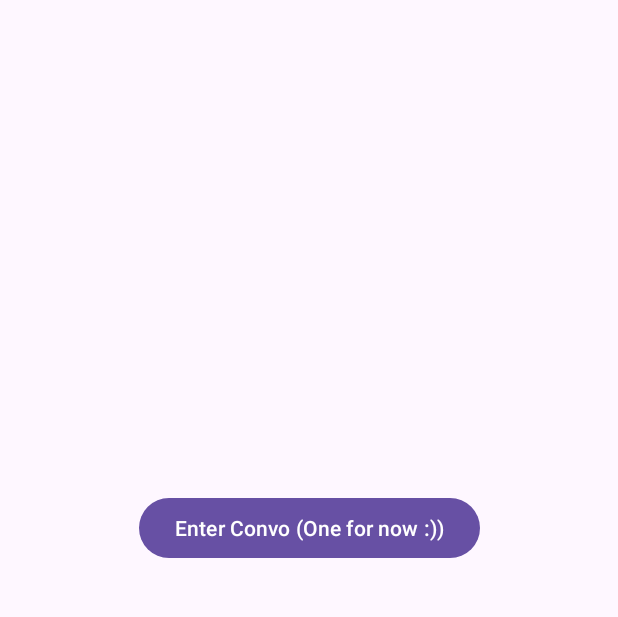
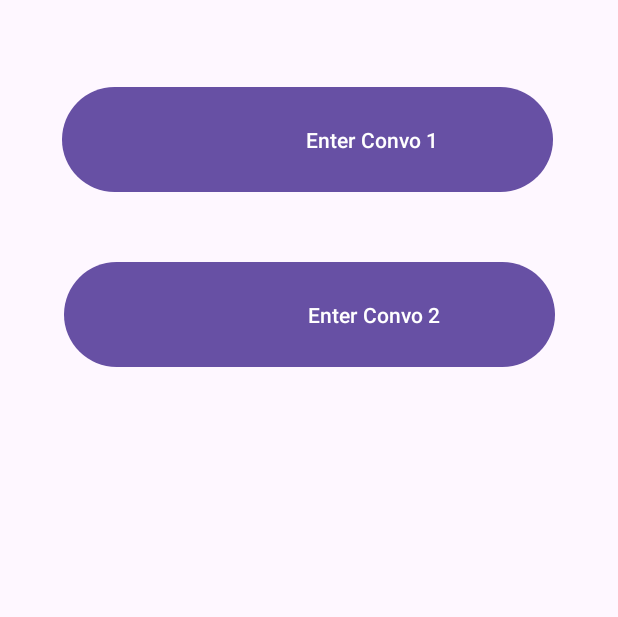
Before and after one commit to Nirmal-code/1KEY, an Android app: the screen it shows after launch (BrowseActiveChats), on a phone screen of 412 x 824 dp, the part 90-707 px from its top. Run offline under Robolectric (Android 15) with nearby library versions, the phone set to English and light mode, and no system bars.

Commit message:
cryptosystem comment out to make app run

```diff
--- a/app/src/main/java/com/example/d4_3a04/BrowseActiveChats.java
+++ b/app/src/main/java/com/example/d4_3a04/BrowseActiveChats.java
@@ -24,9 +24,7 @@ public class BrowseActiveChats extends AppCompatActivity {
     protected void onCreate(Bundle savedInstanceState) {
         super.onCreate(savedInstanceState);
 
-        Cryptosystem.startDB(BrowseActiveChats.this);
-
-
+        //Cryptosystem.startDB(BrowseActiveChats.this);
 
         binding = BrowseActiveChatBinding.inflate(getLayoutInflater());
         setContentView(binding.getRoot());
--- a/app/src/main/res/layout/browse_active_chat.xml
+++ b/app/src/main/res/layout/browse_active_chat.xml
@@ -32,14 +32,27 @@
         app:layout_constraintBottom_toTopOf="parent"
         app:layout_constraintTop_toBottomOf="parent" />
 
+        <Button
+            android:id="@+id/enter_convo"
+            android:layout_width="327dp"
+            android:layout_height="78dp"
+            android:text="                         Enter Convo 1"
+            app:layout_constraintBottom_toBottomOf="parent"
+            app:layout_constraintEnd_toEndOf="parent"
+            app:layout_constraintHorizontal_bias="0.489"
+            app:layout_constraintStart_toStartOf="parent"
+            app:layout_constraintTop_toTopOf="parent"
+            app:layout_constraintVertical_bias="0.153" />
+
     <Button
-        android:id="@+id/enter_convo"
-        android:layout_width="wrap_content"
-        android:layout_height="wrap_content"
-        android:text="Enter Convo (One for now :))"
+        android:id="@+id/enter_convo2"
+        android:layout_width="327dp"
+        android:layout_height="78dp"
+        android:text="                         Enter Convo 2"
         app:layout_constraintBottom_toBottomOf="parent"
         app:layout_constraintEnd_toEndOf="parent"
         app:layout_constraintStart_toStartOf="parent"
-        app:layout_constraintTop_toTopOf="parent" />
+        app:layout_constraintTop_toTopOf="parent"
+        app:layout_constraintVertical_bias="0.309" />
 
 </androidx.constraintlayout.widget.ConstraintLayout>
```
